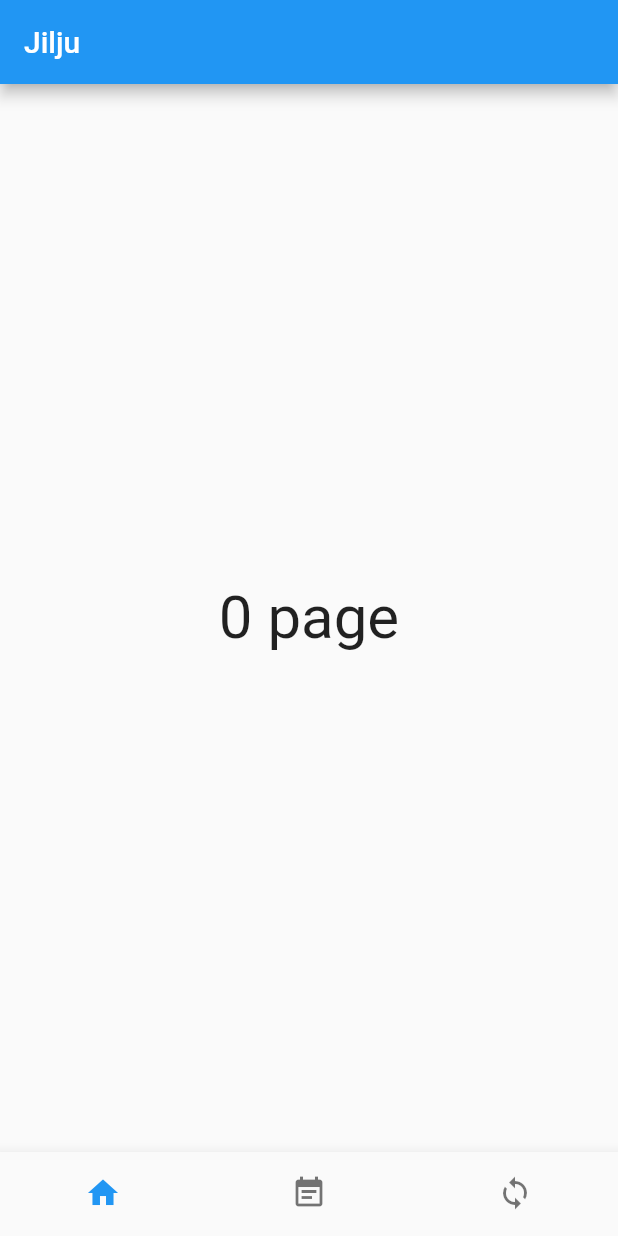
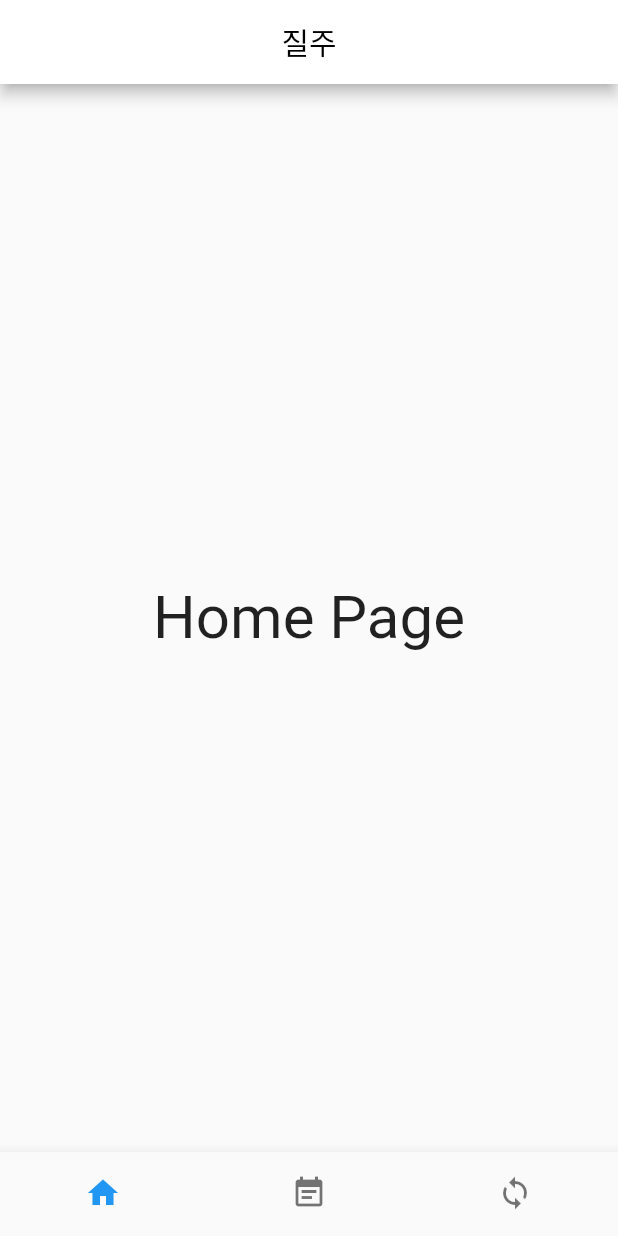
Before and after one commit to osamhack2021/APP_IoT_Jilju_Jilju, a Flutter app: the screen it shows after launch, on a phone screen of 412 x 824 dp. Run offline on Flutter 3.47's test engine with Material 2 defaults, Android fonts, the phone set to English and light mode, and no system bars.

Commit message:
Home, Detail, Sync 페이지 작성, AppBar 위젯 수정

```diff
--- /dev/null
+++ b/APP/jilju/lib/home.dart
@@ -0,0 +1,15 @@
+import 'package:flutter/material.dart';
+
+class HomePage extends StatelessWidget {
+  const HomePage({Key? key}) : super(key: key);
+
+  @override
+  Widget build(BuildContext context) {
+    return const Center(
+      child: Text(
+        'Home Page',
+        style: TextStyle(fontSize: 40),
+      )
+    );
+  }
+}
--- a/APP/jilju/lib/main.dart
+++ b/APP/jilju/lib/main.dart
@@ -1,4 +1,8 @@
 import 'package:flutter/material.dart';
+import 'package:jilju/sync.dart';
+
+import 'detail.dart';
+import 'home.dart';
 
 void main() {
   runApp(const Jilju());
@@ -10,11 +14,11 @@
   @override
   Widget build(BuildContext context) {
     return MaterialApp(
-      title: 'Jilju',
+      title: '질주',
       theme: ThemeData(
         primarySwatch: Colors.blue,
       ),
-      home: const JiljuMainPage(title: 'Jilju'),
+      home: const JiljuMainPage(title: '질주'),
     );
   }
 }
@@ -29,20 +33,25 @@
 }
 
 class _JiljuMainPageState extends State<JiljuMainPage> {
-  int _index = 0;
+  var _index = 0;
+  final _pages = [
+    const HomePage(),
+    const DetailPage(),
+    const SyncPage(),
+  ];
 
   @override
   Widget build(BuildContext context) {
     return Scaffold(
       appBar: AppBar(
-        title: Text(widget.title),
+        title: Text(
+          widget.title,
+          style: const TextStyle(color: Colors.black),
+        ),
+        backgroundColor: Colors.white,
+        centerTitle: true,
       ),
-      body: Center(
-        child: Text(
-          '$_index page',
-          style: const TextStyle(fontSize: 40),
-        ),
-      ),
+      body: _pages[_index],
       bottomNavigationBar: BottomNavigationBar(
         onTap: (index) {
           setState(() {
```
Also changed, not shown: APP/jilju/lib/detail.dart (added, +15 -0 lines), APP/jilju/lib/sync.dart (added, +15 -0 lines).
